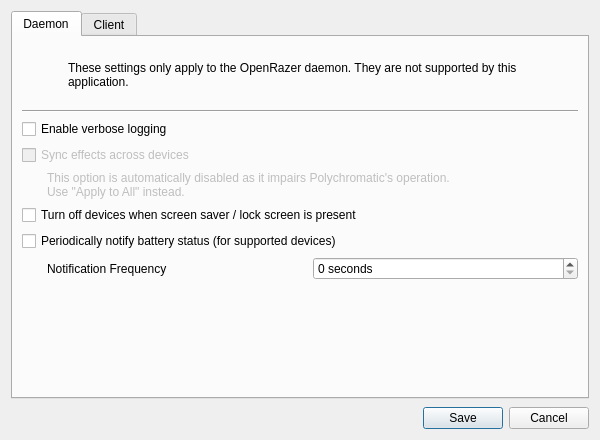
This is data/qt/openrazer-config.ui in polychromatic/polychromatic as Qt 5 draws it before an edit. The edited form follows.
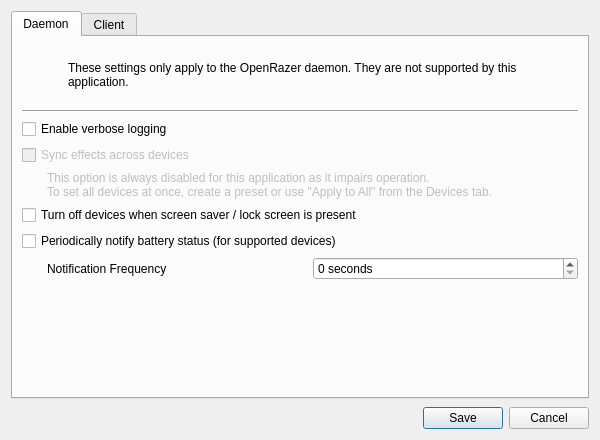
This is the edited form. Icons and pictures are not drawn.

Commit message:
openrazer-config: Always uncheck/dim 'sync effects'
It makes sense if the option is enabled but greyed out. Instead, make
sure it is always dimmed/disabled.

Patch:
```diff
--- a/data/qt/openrazer-config.ui
+++ b/data/qt/openrazer-config.ui
@@ -123,8 +123,8 @@
           <bool>false</bool>
          </property>
          <property name="text">
-          <string extracomment="Hint text for configuring OpenRazer">This option is automatically disabled as it impairs Polychromatic's operation.
-Use &quot;Apply to All&quot; instead.</string>
+          <string extracomment="Hint text for configuring OpenRazer">This option is always disabled for this application as it impairs operation.
+To set all devices at once, create a preset or use &quot;Apply to All&quot; from the Devices tab.</string>
          </property>
          <property name="wordWrap">
           <bool>true</bool>
```
The commit also changes 2 other files.
